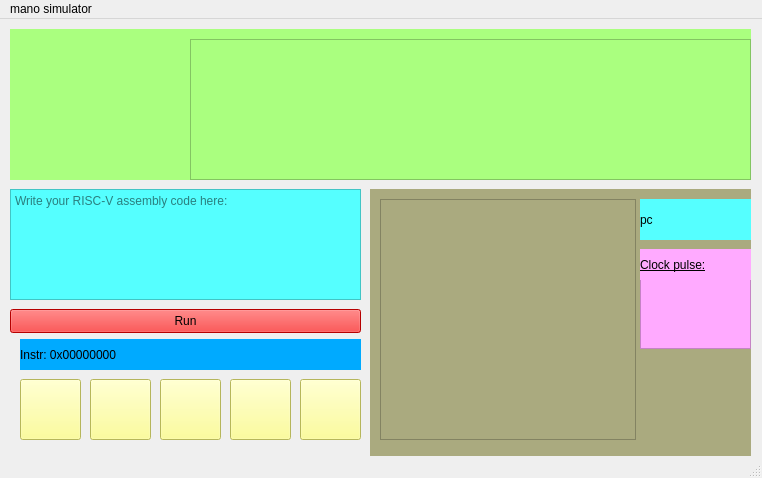
Before: the Qt Designer form mainwindow.ui in Erfan3101/RiscvCpu, drawn with Qt 5.
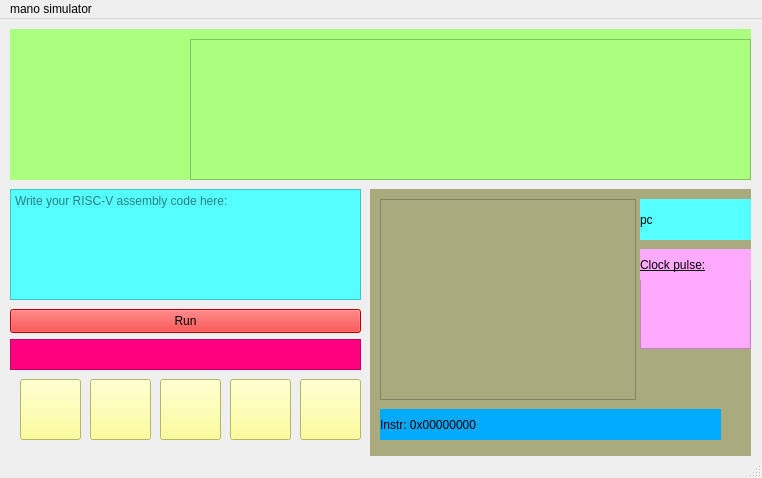
After: the same form once the commit is applied. Icons and pictures are not drawn.

Commit message: adding error part and showing syntax errors for users

The edit to the form file:
```diff
--- a/mainwindow.ui
+++ b/mainwindow.ui
@@ -51,7 +51,7 @@
        <x>10</x>
        <y>10</y>
        <width>256</width>
-       <height>241</height>
+       <height>201</height>
       </rect>
      </property>
     </widget>
@@ -90,6 +90,22 @@
       <string>Clock pulse:</string>
      </property>
     </widget>
+    <widget class="QLabel" name="labelInstr">
+     <property name="geometry">
+      <rect>
+       <x>10</x>
+       <y>220</y>
+       <width>341</width>
+       <height>31</height>
+      </rect>
+     </property>
+     <property name="styleSheet">
+      <string notr="true">background-color: rgb(0, 170, 255);</string>
+     </property>
+     <property name="text">
+      <string>Instr: 0x00000000</string>
+     </property>
+    </widget>
    </widget>
    <widget class="QPushButton" name="addbutton">
     <property name="geometry">
@@ -142,22 +158,6 @@
      <string/>
     </property>
    </widget>
-   <widget class="QLabel" name="labelInstr">
-    <property name="geometry">
-     <rect>
-      <x>20</x>
-      <y>320</y>
-      <width>341</width>
-      <height>31</height>
-     </rect>
-    </property>
-    <property name="styleSheet">
-     <string notr="true">background-color: rgb(0, 170, 255);</string>
-    </property>
-    <property name="text">
-     <string>Instr: 0x00000000</string>
-    </property>
-   </widget>
    <widget class="QPushButton" name="btnAutoRun">
     <property name="geometry">
      <rect>
@@ -247,6 +247,22 @@
      <string>Run</string>
     </property>
    </widget>
+   <widget class="QPlainTextEdit" name="errorBox">
+    <property name="geometry">
+     <rect>
+      <x>10</x>
+      <y>320</y>
+      <width>351</width>
+      <height>31</height>
+     </rect>
+    </property>
+    <property name="styleSheet">
+     <string notr="true">background-color: rgb(255, 0, 127);</string>
+    </property>
+    <property name="readOnly">
+     <bool>true</bool>
+    </property>
+   </widget>
   </widget>
   <widget class="QMenuBar" name="menubar">
    <property name="geometry">
```
The commit also changes 4 other files.
